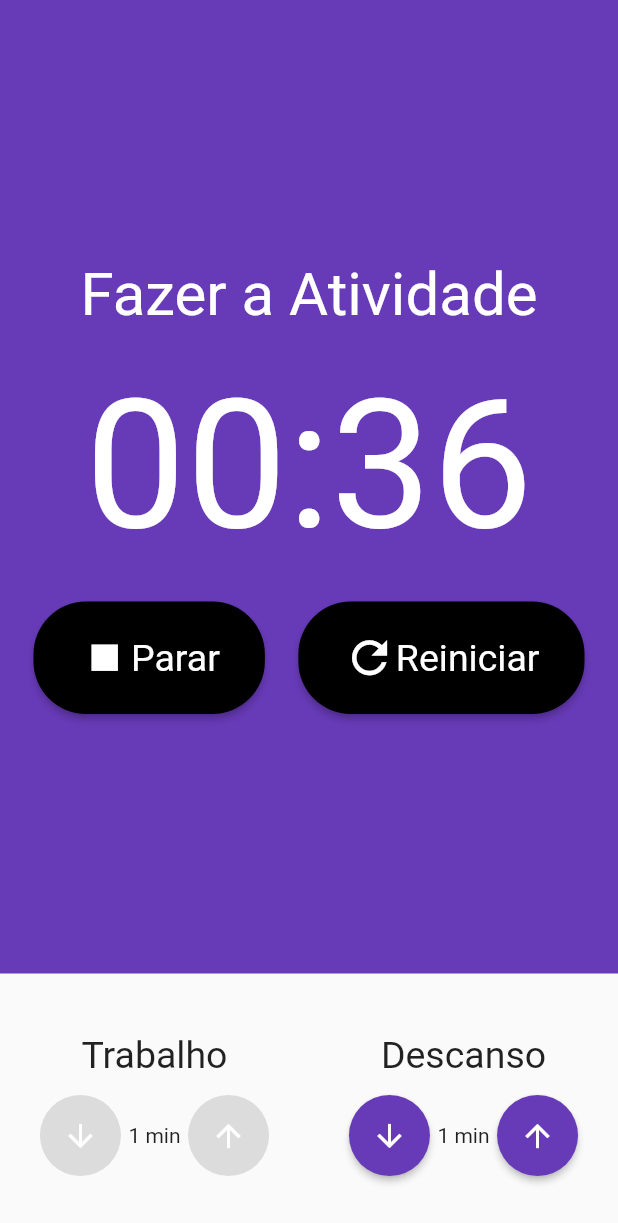
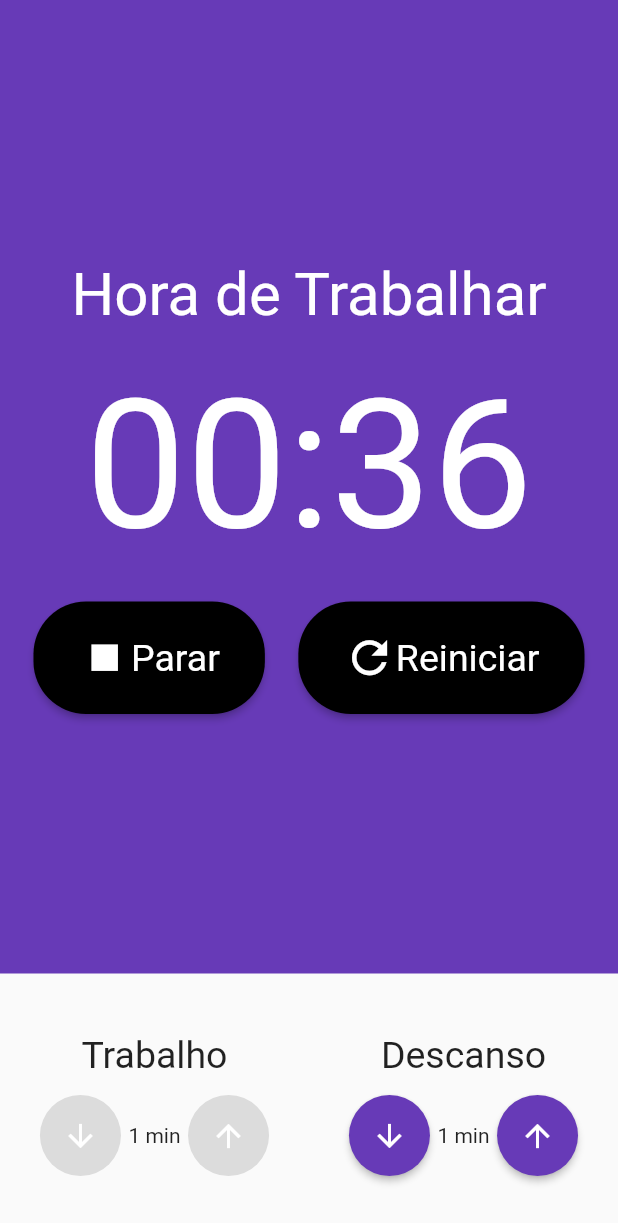
Before and after one commit to danilovalerio/pomodor_tech_work, a Flutter app: the screen it shows after launch, after a tap on "Iniciar", on a phone screen of 412 x 824 dp. Shown: the top 1223 px of the screen. Run offline on Flutter 3.47's test engine with Material 2 defaults, Android fonts, the phone set to English and light mode, and no system bars; our stand-ins replace audioplayers, flutter_mobx, mobx; generated files the repository leaves out were written again.

Commit message:
implementation audio player with singleton

```diff
--- a/lib/components/cronometro.dart
+++ b/lib/components/cronometro.dart
@@ -1,3 +1,4 @@
+import 'package:audioplayers/audioplayers.dart';
 import 'package:flutter/material.dart';
 import 'package:flutter_mobx/flutter_mobx.dart';
 import 'package:pomodor_tech_work/components/cronometro_botao.dart';
@@ -13,6 +14,8 @@ class Cronometro extends StatelessWidget {
   @override
   Widget build(BuildContext context) {
     store = Provider.of<PomodoroStore>(context);
+    final player = AudioCache(prefix: 'assets/audio/');
+    player.loadAll(['iniciatrabalho.mp3','fim_descanso_suave.mp3']);
 
     return Observer(
       builder: (_) => Container(
@@ -25,7 +28,7 @@ class Cronometro extends StatelessWidget {
           children: [
             Text(
                 store!.estaTrabalhando()
-                    ? "Fazer a Atividade"
+                    ? "Hora de Trabalhar"
                     : "Hora de Descansar",
                 style: TextStyle(fontSize: 40, color: Colors.white)),
             SizedBox(height: 20),
--- a/lib/pages/pomodoro_page.dart
+++ b/lib/pages/pomodoro_page.dart
@@ -6,7 +6,6 @@ import 'package:pomodor_tech_work/store/pomodoro.store.dart';
 import 'package:provider/provider.dart';
 
 class Pomodoro extends StatelessWidget {
-
   const Pomodoro({Key? key}) : super(key: key);
 
   @override
--- a/lib/store/pomodoro.store.dart
+++ b/lib/store/pomodoro.store.dart
@@ -2,6 +2,7 @@
 import 'dart:async';
 
 import 'package:mobx/mobx.dart';
+import 'package:pomodor_tech_work/utils/player_audio_helper.dart';
 
 part 'pomodoro.store.g.dart';
 
@@ -32,9 +33,13 @@ abstract class _PomodoroStore with Store {
   ///Utilizado para controlar o tempo
   Timer? cronometro;
 
+  ///Iniciliazar o audioHelper
+  AudioHelper player = AudioHelper();
+
   @action
   void iniciar() {
     iniciado = true;
+    player.clique();
     cronometro = Timer.periodic(Duration(milliseconds: 50), (timer) {
       ///O código que estiver aqui dentro será chamada a cada 1 segundo
       if(minutos == 0 && segundos == 0) {
@@ -107,9 +112,11 @@ abstract class _PomodoroStore with Store {
   void _trocarTipoIntervalo() {
     if(estaTrabalhando()) {
       tipoIntervalo = TipoIntervalo.DESCANSO;
+      player.descansar();
       minutos = tempoDescanso;
     } else {
       tipoIntervalo = TipoIntervalo.TABALHO;
+      player.trabalhar();
       minutos = tempoTrabalho;
     }
     segundos = 0;
--- /dev/null
+++ b/lib/utils/player_audio_helper.dart
@@ -0,0 +1,32 @@
+import 'package:audioplayers/audioplayers.dart';
+
+const String horaTrabalhar = 'fala_hora_trabalhar.mp3';
+const String horaDescansar = 'fala_hora_descansar.mp3';
+const String iniciarTrabalho = 'iniciatrabalho.mp3';
+
+///Responsavel por centralizar os audios utilizados no app
+class AudioHelper {
+  static final AudioHelper _instance = AudioHelper._privateConstructor();
+  static AudioCache? _audioCache;
+
+  factory AudioHelper(){
+    _audioCache = AudioCache(prefix: 'assets/audio/');
+    _audioCache!.loadAll(['iniciatrabalho.mp3','fim_descanso_suave.mp3','iniciatrabalho.mp3']);
+    AudioHelper._audioCache;
+    return _instance;
+  }
+
+  AudioHelper._privateConstructor();
+
+  trabalhar() {
+    _audioCache!.play(horaTrabalhar);
+  }
+
+  descansar() {
+    _audioCache!.play(horaDescansar);
+  }
+
+  clique() {
+    _audioCache!.play(iniciarTrabalho);
+  }
+}
```
